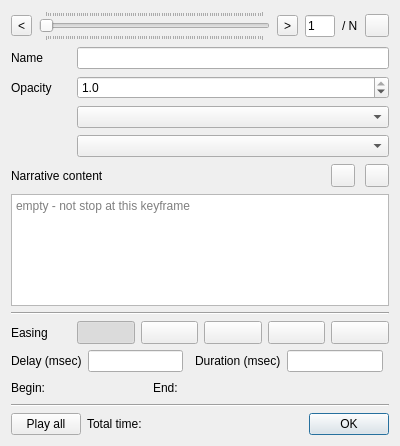
This is ui/keyframedialog.ui in minorua/Qgis2threejs as Qt 5 draws it before an edit. The edited form follows.
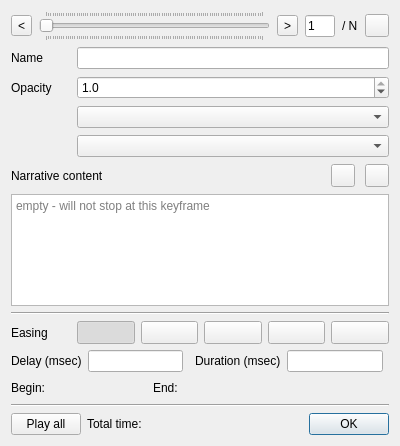
This is the edited form. Custom widgets are drawn as their Qt base class.

Commit message: animation: fix for empty narrative content

Patch:
```diff
--- a/ui/keyframedialog.ui
+++ b/ui/keyframedialog.ui
@@ -137,7 +137,7 @@
         </sizepolicy>
        </property>
        <property name="placeholderText">
-        <string>empty - not stop at this keyframe</string>
+        <string>empty - will not stop at this keyframe</string>
        </property>
       </widget>
      </item>
```
The commit also changes 2 other files.
